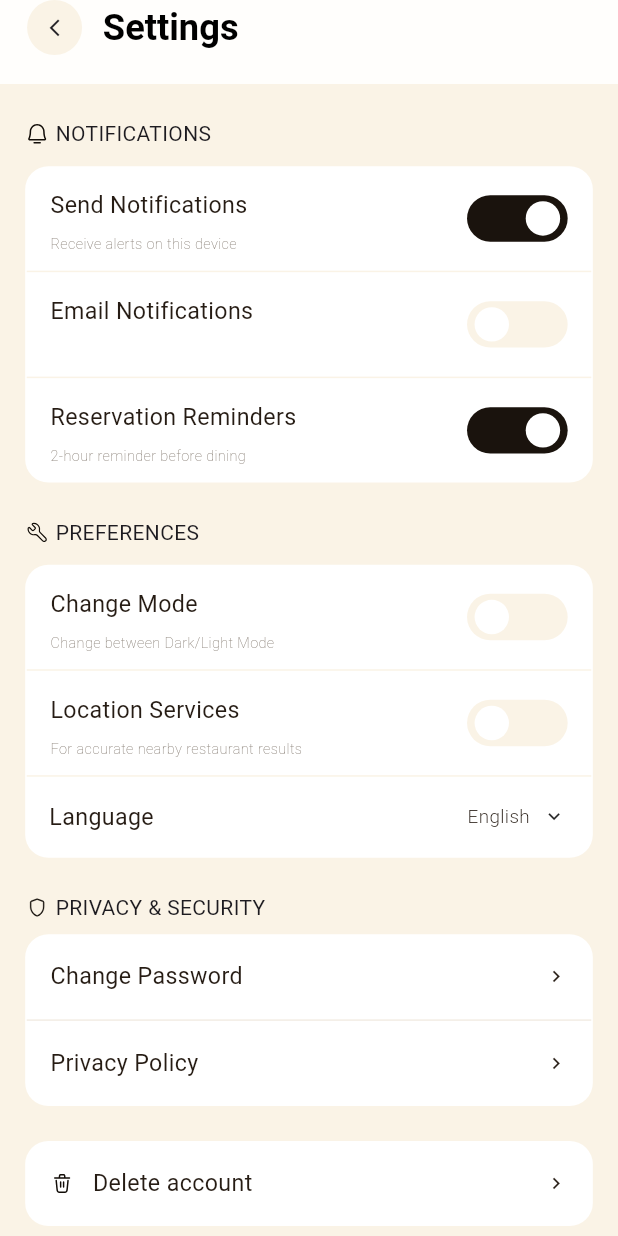
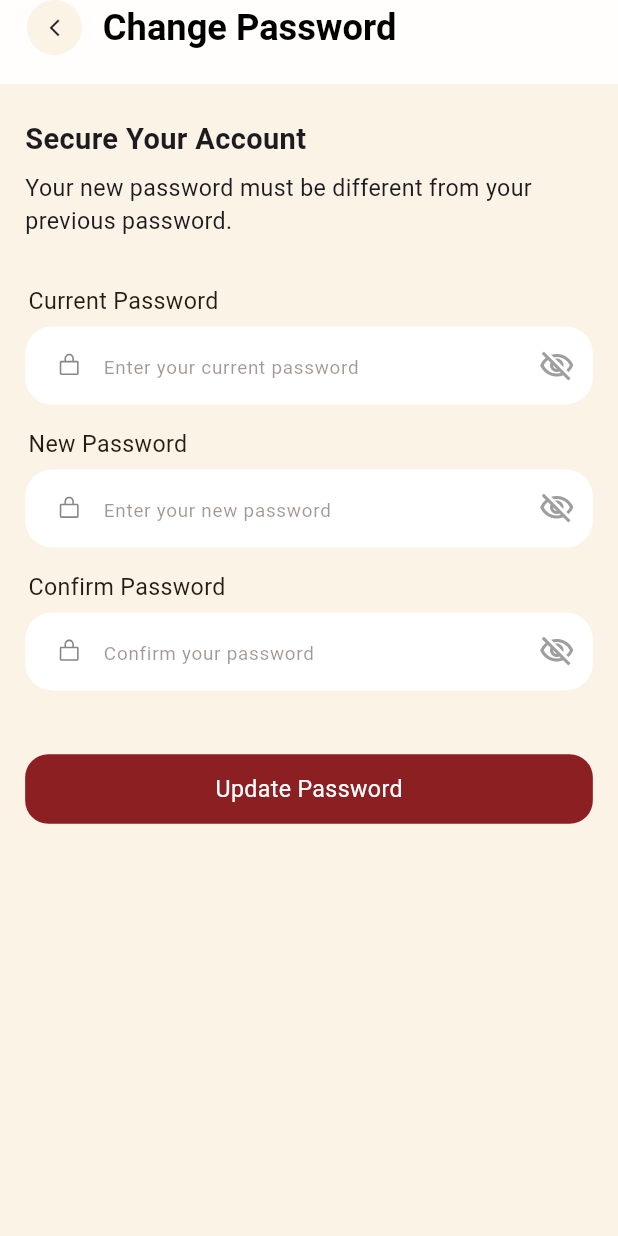
Before and after one commit to FAD-Community/fad-team01-restaurant-app, a Flutter app: the SettingsScreen screen opened by its route, after a tap on "Change Password", on a phone screen of 412 x 824 dp. Run offline on Flutter 3.47's test engine with Material 3 defaults, Android fonts, the phone set to English and light mode, and no system bars; drawn by our look-alikes of flutter_switch; our stand-ins replace device_preview, flutter_screenutil, flutter_svg, gap, image_picker, persistent_bottom_nav_bar_v2.

Commit message:
create change password page

```diff
--- a/lib/core/routing/app_routes.dart
+++ b/lib/core/routing/app_routes.dart
@@ -1,6 +1,7 @@
 import 'package:flutter/material.dart';
 import 'package:ka3da/features/home/presentation/screens/home_screen.dart';
 import 'package:ka3da/features/intro/presentation/screens/splash_screen.dart';
+import 'package:ka3da/features/profile/presentation/screens/change_password_screen.dart';
 import 'package:ka3da/features/profile/presentation/screens/profile_screen.dart';
 import 'package:ka3da/features/profile/presentation/screens/edit_profile_screen.dart';
 import 'package:ka3da/features/layout/presentation/screens/main_layout.dart';
@@ -13,6 +14,7 @@ class AppRoutes {
   static const String profile = '/profile';
   static const String editProfile = '/editProfile';
   static const String settingspage = '/sttings';
+  static const String changePassword = '/changePassword';
 
   static Route<dynamic> generateRoute(RouteSettings settings) {
     switch (settings.name) {
@@ -50,6 +52,11 @@ class AppRoutes {
           settings: settings,
           builder: (_) => const SettingsScreen(),
         );
+      case changePassword:
+        return MaterialPageRoute(
+          settings: settings,
+          builder: (_) => const ChangePasswordScreen(),
+        );
 
       //==============================================================================
       default:
--- a/lib/features/profile/presentation/screens/change_password_screen.dart
+++ b/lib/features/profile/presentation/screens/change_password_screen.dart
@@ -0,0 +1,98 @@
+import 'package:flutter/material.dart';
+import 'package:flutter_screenutil/flutter_screenutil.dart';
+import 'package:gap/gap.dart';
+import 'package:ka3da/features/profile/presentation/widgets/edit_profile/custom_text_field.dart';
+import 'package:ka3da/features/profile/presentation/widgets/my_custom_app_Bar.dart';
+
+class ChangePasswordScreen extends StatefulWidget {
+  const ChangePasswordScreen({super.key});
+
+  @override
+  State<ChangePasswordScreen> createState() => _ChangePasswordScreenState();
+}
+
+class _ChangePasswordScreenState extends State<ChangePasswordScreen> {
+  final currentPasswordController = TextEditingController();
+  final newPasswordController = TextEditingController();
+  final confirmPasswordController = TextEditingController();
+  @override
+  Widget build(BuildContext context) {
+    return Scaffold(
+      backgroundColor: Color(0xffFAF3E6),
+      appBar: MyCustomAppBar(
+        title: "Change Password",
+        textColor: const Color.fromARGB(255, 0, 0, 0),
+        appbarColor: Color(0xffFFFEFC),
+      ),
+      body: SingleChildScrollView(
+        child: Padding(
+          padding: EdgeInsetsGeometry.only(left: 16.w, right: 16.w),
+          child: Column(
+            crossAxisAlignment: CrossAxisAlignment.start,
+            children: [
+              Gap(24.h),
+              Text(
+                "Secure Your Account",
+                style: TextStyle(fontSize: 20.sp, fontWeight: FontWeight.w600),
+              ),
+              Gap(8.h),
+
+              Text(
+                "Your new password must be different from your previous password.",
+                style: TextStyle(fontSize: 16.sp, fontWeight: FontWeight.w400),
+              ),
+              Gap(32.h),
+
+              CustomTextField(
+                controller: currentPasswordController,
+                label: "Current Password",
+                hintText: "Enter your current password",
+                icon: "assets/profile/settings/LockSimple.svg",
+                isPassword: true,
+              ),
+              Gap(16.h),
+
+              CustomTextField(
+                controller: newPasswordController,
+                label: "New Password",
+                hintText: "Enter your new password",
+                icon: "assets/profile/settings/LockSimple.svg",
+                isPassword: true,
+              ),
+
+              Gap(16.h),
+
+              CustomTextField(
+                controller: confirmPasswordController,
+                label: "Confirm Password",
+                hintText: "Confirm your password",
+                icon: "assets/profile/settings/LockSimple.svg",
+                isPassword: true,
+              ),
+
+              Gap(44.h),
+
+              Container(
+                alignment: Alignment.center,
+                decoration: BoxDecoration(
+                  color: Color(0xff8C1F22),
+                  borderRadius: BorderRadius.circular(16.r),
+                ),
+                width: double.infinity,
+                height: 48.h,
+                child: Text(
+                  "Update Password",
+                  style: TextStyle(
+                    fontSize: 16.sp,
+                    color: Colors.white,
+                    fontWeight: FontWeight.w400,
+                  ),
+                ),
+              ),
+            ],
+          ),
+        ),
+      ),
+    );
+  }
+}
--- a/lib/features/profile/presentation/widgets/edit_profile/custom_text_field.dart
+++ b/lib/features/profile/presentation/widgets/edit_profile/custom_text_field.dart
@@ -2,7 +2,7 @@ import 'package:flutter/material.dart';
 import 'package:flutter_screenutil/flutter_screenutil.dart';
 import 'package:flutter_svg/flutter_svg.dart';
 
-class CustomTextField extends StatelessWidget {
+class CustomTextField extends StatefulWidget {
   const CustomTextField({
     super.key,
     required this.controller,
@@ -10,6 +10,7 @@ class CustomTextField extends StatelessWidget {
     this.label,
     this.icon,
     this.maxLines = 1,
+    this.isPassword,
   });
 
   final TextEditingController controller;
@@ -17,39 +18,70 @@ class CustomTextField extends StatelessWidget {
   final String? label;
   final String? icon;
   final int maxLines;
+  final bool? isPassword;
+
+  @override
+  State<CustomTextField> createState() => _CustomTextFieldState();
+}
+
+class _CustomTextFieldState extends State<CustomTextField> {
+  bool _obscureText = true;
 
   @override
   Widget build(BuildContext context) {
+    final bool isPassword = widget.isPassword ?? false;
+
     return Column(
       crossAxisAlignment: CrossAxisAlignment.start,
       children: [
-        if (label != null)
+        if (widget.label != null)
           Padding(
-            padding:  EdgeInsets.only(bottom: 6.h ,left: 2.w),
+            padding: EdgeInsets.only(bottom: 6.h, left: 2.w),
             child: Text(
-              label!,
+              widget.label!,
               style: TextStyle(
                 fontSize: 16.sp,
                 fontWeight: FontWeight.w400,
-                color: Color(0xff261C14),
+                color: const Color(0xff261C14),
               ),
             ),
           ),
 
         TextField(
-          controller: controller,
-          maxLines: maxLines,
+          controller: widget.controller,
+          maxLines: isPassword ? 1 : widget.maxLines,
+          obscureText: isPassword ? _obscureText : false,
           decoration: InputDecoration(
-            hintText: hintText,
+            hintText: widget.hintText,
             hintStyle: TextStyle(
               fontSize: 13.sp,
-              color: Color(0xff473426).withOpacity(0.5),
+              color: const Color(0xff473426).withOpacity(0.5),
             ),
 
-            prefixIcon: icon != null
+            prefixIcon: widget.icon != null
                 ? Padding(
                     padding: EdgeInsets.only(left: 20.w, right: 10.w),
-                    child: SvgPicture.asset(icon!, width: 16.w, height: 16.h),
+                    child: SvgPicture.asset(
+                      widget.icon!,
+                      width: 16.w,
+                      height: 16.h,
+                    ),
+                  )
+                : null,
+
+            suffixIcon: isPassword
+                ? IconButton(
+                    onPressed: () {
+                      setState(() {
+                        _obscureText = !_obscureText;
+                      });
+                    },
+                    icon: Icon(
+                      _obscureText
+                          ? Icons.visibility_off_outlined
+                          : Icons.visibility_outlined,
+                      color: Colors.grey,
+                    ),
                   )
                 : null,
 
--- a/lib/features/profile/presentation/widgets/profile/profile_menu_item.dart
+++ b/lib/features/profile/presentation/widgets/profile/profile_menu_item.dart
@@ -2,6 +2,7 @@ import 'package:flutter/material.dart';
 import 'package:flutter_screenutil/flutter_screenutil.dart';
 import 'package:flutter_svg/svg.dart';
 import 'package:gap/gap.dart';
+import 'package:ka3da/features/profile/presentation/screens/about_screen.dart';
 import 'package:ka3da/features/profile/presentation/screens/edit_profile_screen.dart';
 import 'package:ka3da/features/profile/presentation/screens/settings_screen.dart';
 import 'package:persistent_bottom_nav_bar_v2/persistent_bottom_nav_bar_v2.dart';
@@ -112,6 +113,10 @@ List<ProfileMenuModel> menuItems(BuildContext context) {
     ProfileMenuModel(
       icon: SvgPicture.asset("assets/profile/list_profile/Info.svg"),
       title: "About Qa3da",
+      onTap: () {
+                pushScreen(context, screen: const AboutScreen(), withNavBar: false);
+
+      },
     ),
     ProfileMenuModel(
       icon: SvgPicture.asset(
```
Also changed, not shown: lib/features/profile/presentation/screens/about_screen.dart (+30 -0 lines), lib/features/profile/presentation/screens/settings_screen.dart (+13 -2 lines), lib/features/profile/presentation/widgets/settings/delete_account_dialog.dart (added, +93 -0 lines), assets/profile/settings/LockSimple.svg (added).
